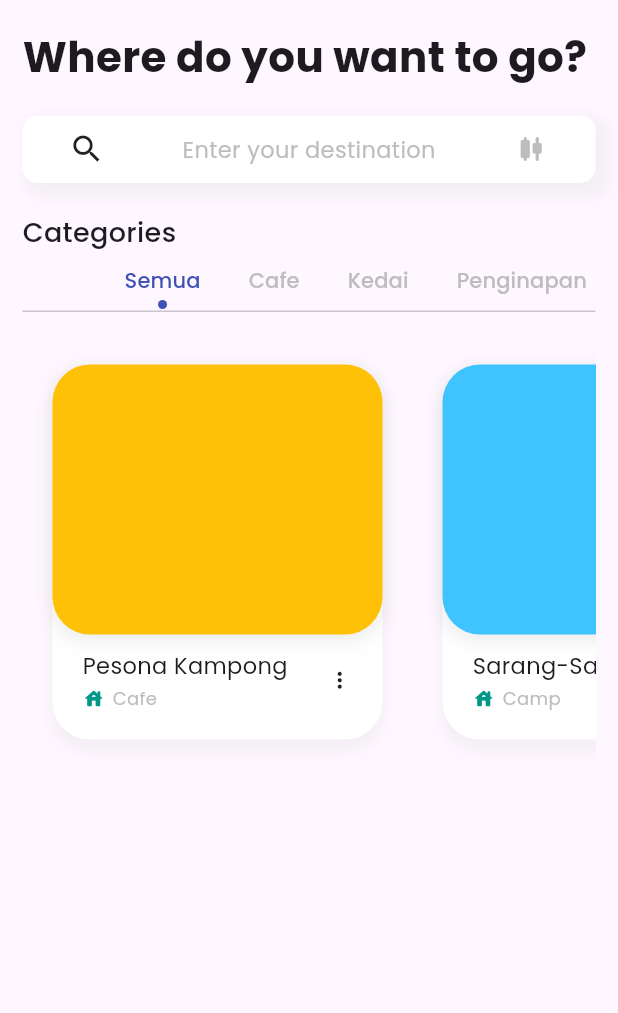
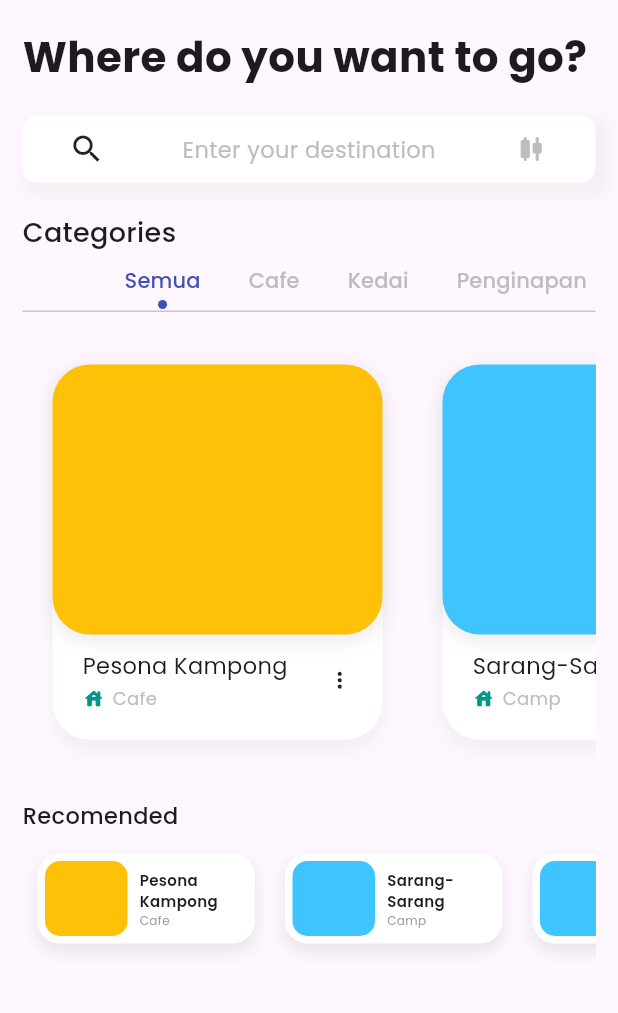
Before and after one commit to 4amshin/kambo_travel, a Flutter app: the screen it shows after launch, on a phone screen of 412 x 824 dp, the part 63-1076 px from its top. Run offline on Flutter 3.47's test engine with Material 2 defaults, Android fonts, the phone set to English and light mode, and no system bars; our stand-ins replace tab_indicator_styler.

Commit message:
list-recomended-place

```diff
--- a/config.json
+++ b/config.json
@@ -1,4 +1,5 @@
 {
-    "openai_key": "",
-    "modules": []
+    "modules": [
+        "home"
+    ]
 }
--- a/lib/main.dart
+++ b/lib/main.dart
@@ -1,7 +1,6 @@
 import 'package:flutter/material.dart';
-import 'package:kambo_travel/view/home_view.dart';
-import 'package:kambo_travel/view/ka_tab_bar.dart';
-import 'package:kambo_travel/view/list_test.dart';
+import 'package:kambo_travel/module/home/view/home_view.dart';
+import 'package:kambo_travel/test_site.dart';
 
 void main() {
   runApp(const MyApp());
@@ -20,7 +19,7 @@ class MyApp extends StatelessWidget {
         useMaterial3: true,
         primarySwatch: Colors.blue,
       ),
-      home: HomeView(),
+      home: const HomeView(),
     );
   }
 }
--- a/lib/model/place_model.dart
+++ b/lib/model/place_model.dart
@@ -24,7 +24,7 @@ List<TouristPlace> touristItem = [
     color: Colors.indigo,
   ),
   TouristPlace(
-    placeName: 'Cafe Mountain',
+    placeName: 'Mountain Cafe',
     placeCategory: 'Cafe',
     color: Colors.lightGreenAccent,
   ),
--- a/lib/view/home_view.dart
+++ b/lib/module/home/view/home_view.dart
@@ -2,9 +2,11 @@ import 'dart:math';
 
 import 'package:flutter/material.dart';
 import 'package:kambo_travel/model/place_model.dart';
-import 'package:kambo_travel/widget/ka_item_container.dart';
-import 'package:kambo_travel/widget/ka_tabBar_view.dart';
-import 'package:kambo_travel/widget/search_widget.dart';
+import 'package:kambo_travel/module/home/widget/home_category_item.dart';
+import 'package:kambo_travel/module/home/widget/home_tab_bar.dart';
+import 'package:kambo_travel/module/home/widget/home_tab_bar_view.dart';
+import 'package:kambo_travel/module/home/widget/recomended_list_place.dart';
+import 'package:kambo_travel/module/home/widget/search_widget.dart';
 import 'package:tab_indicator_styler/tab_indicator_styler.dart';
 
 class HomeView extends StatefulWidget {
@@ -75,39 +77,14 @@ class _HomeViewState extends State<HomeView> with TickerProviderStateMixin {
               height: 40,
               child: Align(
                 alignment: Alignment.centerLeft,
-                child: TabBar(
+                child: HomeTabBar(
                   controller: _tabController,
-                  isScrollable: true,
-                  // indicatorSize: TabBarIndicatorSize.label,
-                  // indicatorWeight: 3,
-                  indicator: DotIndicator(
-                    color: Colors.indigo,
-                    distanceFromCenter: 15,
-                    radius: 3,
-                    paintingStyle: PaintingStyle.fill,
-                  ),
-                  physics: const BouncingScrollPhysics(),
-                  labelColor: Colors.indigo,
-                  indicatorColor: Colors.indigo,
-                  labelStyle: const TextStyle(
-                    fontWeight: FontWeight.w500,
-                  ),
-                  unselectedLabelColor: Colors.grey[400],
-                  tabs: const [
-                    Tab(text: "Semua"),
-                    Tab(text: "Cafe"),
-                    Tab(text: "Kedai"),
-                    Tab(text: "Penginapan"),
-                    Tab(text: "Camp"),
-                    Tab(text: "Taman"),
-                  ],
                 ),
               ),
             ),
             const SizedBox(height: 15),
             SizedBox(
               height: 290,
-              // color: Colors.red,
               child: TabBarView(
                 controller: _tabController,
                 children: [
@@ -117,7 +94,7 @@ class _HomeViewState extends State<HomeView> with TickerProviderStateMixin {
                       itemCount: touristItem.length,
                       itemBuilder: ((context, index) {
                         TouristPlace item = touristItem[index];
-                        return KaItemContainer(
+                        return HomeCategoryItem(
                           color: item.color,
                           title: item.placeName,
                           category: item.placeCategory,
@@ -125,14 +102,23 @@ class _HomeViewState extends State<HomeView> with TickerProviderStateMixin {
                       }),
                     ),
                   ),
-                  const KaTabBarView(category: 'Cafe'),
-                  const KaTabBarView(category: 'Kedai'),
-                  const KaTabBarView(category: 'Penginapan'),
-                  const KaTabBarView(category: 'Camp'),
-                  const KaTabBarView(category: 'Taman'),
+                  const HomeTabBarView(category: 'Cafe'),
+                  const HomeTabBarView(category: 'Kedai'),
+                  const HomeTabBarView(category: 'Penginapan'),
+                  const HomeTabBarView(category: 'Camp'),
+                  const HomeTabBarView(category: 'Taman'),
                 ],
               ),
             ),
+            const SizedBox(height: 20.0),
+            const Text(
+              "Recomended",
+              style: TextStyle(
+                fontSize: 15.0,
+                fontWeight: FontWeight.w500,
+              ),
+            ),
+            const RecomendedListPlace(),
           ],
         ),
       ),
--- a/lib/widget/ka_item_container.dart
+++ b/lib/module/home/widget/home_category_item.dart
@@ -1,10 +1,10 @@
 import 'package:flutter/material.dart';
 
-class KaItemContainer extends StatelessWidget {
+class HomeCategoryItem extends StatelessWidget {
   final Color? color;
   final String? title;
   final String? category;
-  const KaItemContainer({
+  const HomeCategoryItem({
     Key? key,
     required this.color,
     required this.title,
--- /dev/null
+++ b/lib/module/home/widget/home_tab_bar.dart
@@ -0,0 +1,39 @@
+import 'package:flutter/material.dart';
+import 'package:tab_indicator_styler/tab_indicator_styler.dart';
+
+class HomeTabBar extends StatelessWidget {
+  final TabController? controller;
+  const HomeTabBar({
+    Key? key,
+    required this.controller,
+  }) : super(key: key);
+
+  @override
+  Widget build(BuildContext context) {
+    return TabBar(
+      controller: controller,
+      isScrollable: true,
+      indicator: DotIndicator(
+        color: Colors.indigo,
+        distanceFromCenter: 15,
+        radius: 3,
+        paintingStyle: PaintingStyle.fill,
+      ),
+      physics: const BouncingScrollPhysics(),
+      labelColor: Colors.indigo,
+      indicatorColor: Colors.indigo,
+      labelStyle: const TextStyle(
+        fontWeight: FontWeight.w500,
+      ),
+      unselectedLabelColor: Colors.grey[400],
+      tabs: const [
+        Tab(text: "Semua"),
+        Tab(text: "Cafe"),
+        Tab(text: "Kedai"),
+        Tab(text: "Penginapan"),
+        Tab(text: "Camp"),
+        Tab(text: "Taman"),
+      ],
+    );
+  }
+}
--- /dev/null
+++ b/lib/module/home/widget/recomended_list_place.dart
@@ -0,0 +1,84 @@
+import 'package:flutter/material.dart';
+import 'package:kambo_travel/model/place_model.dart';
+
+class RecomendedListPlace extends StatelessWidget {
+  const RecomendedListPlace({Key? key}) : super(key: key);
+
+  @override
+  Widget build(BuildContext context) {
+    return SizedBox(
+      height: 90.0,
+      child: ListView.builder(
+        itemCount: touristItem.length,
+        scrollDirection: Axis.horizontal,
+        itemBuilder: (context, index) {
+          TouristPlace item = touristItem[index];
+          return Container(
+            width: 145.0,
+            margin: const EdgeInsets.symmetric(
+              horizontal: 10,
+              vertical: 15,
+            ),
+            decoration: BoxDecoration(
+              color: Colors.white,
+              borderRadius: BorderRadius.circular(15),
+              boxShadow: [
+                BoxShadow(
+                  color: Colors.grey.withOpacity(0.2),
+                  offset: const Offset(0, 5),
+                  blurRadius: 8,
+                  spreadRadius: 1,
+                ),
+              ],
+            ),
+            child: Padding(
+              padding: const EdgeInsets.all(5),
+              child: Row(
+                children: [
+                  Container(
+                    height: 55,
+                    width: 55,
+                    decoration: BoxDecoration(
+                      color: item.color,
+                      borderRadius: const BorderRadius.all(
+                        Radius.circular(10),
+                      ),
+                    ),
+                  ),
+                  const SizedBox(width: 8),
+                  Expanded(
+                    child: Column(
+                      mainAxisAlignment: MainAxisAlignment.center,
+                      crossAxisAlignment: CrossAxisAlignment.start,
+                      children: [
+                        Text(
+                          item.placeName!,
+                          maxLines: 2,
+                          overflow: TextOverflow.ellipsis,
+                          style: const TextStyle(
+                            fontSize: 10.0,
+                            fontWeight: FontWeight.w600,
+                          ),
+                        ),
+                        Text(
+                          item.placeCategory!,
+                          maxLines: 1,
+                          overflow: TextOverflow.ellipsis,
+                          style: const TextStyle(
+                            color: Colors.grey,
+                            fontWeight: FontWeight.w400,
+                            fontSize: 8.0,
+                          ),
+                        ),
+                      ],
+                    ),
+                  ),
+                ],
+              ),
+            ),
+          );
+        },
+      ),
+    );
+  }
+}
```
Also changed, not shown: lib/module/home/widget/home_tab_bar_view.dart (renamed from lib/widget/ka_tabBar_view.dart, +4 -4 lines), lib/test_site.dart (added, +66 -0 lines), lib/view/ka_tab_bar.dart (deleted, +0 -84 lines), lib/view/list_test.dart (deleted, +0 -90 lines), lib/module/home/widget/search_widget.dart (renamed from lib/widget/search_widget.dart).
